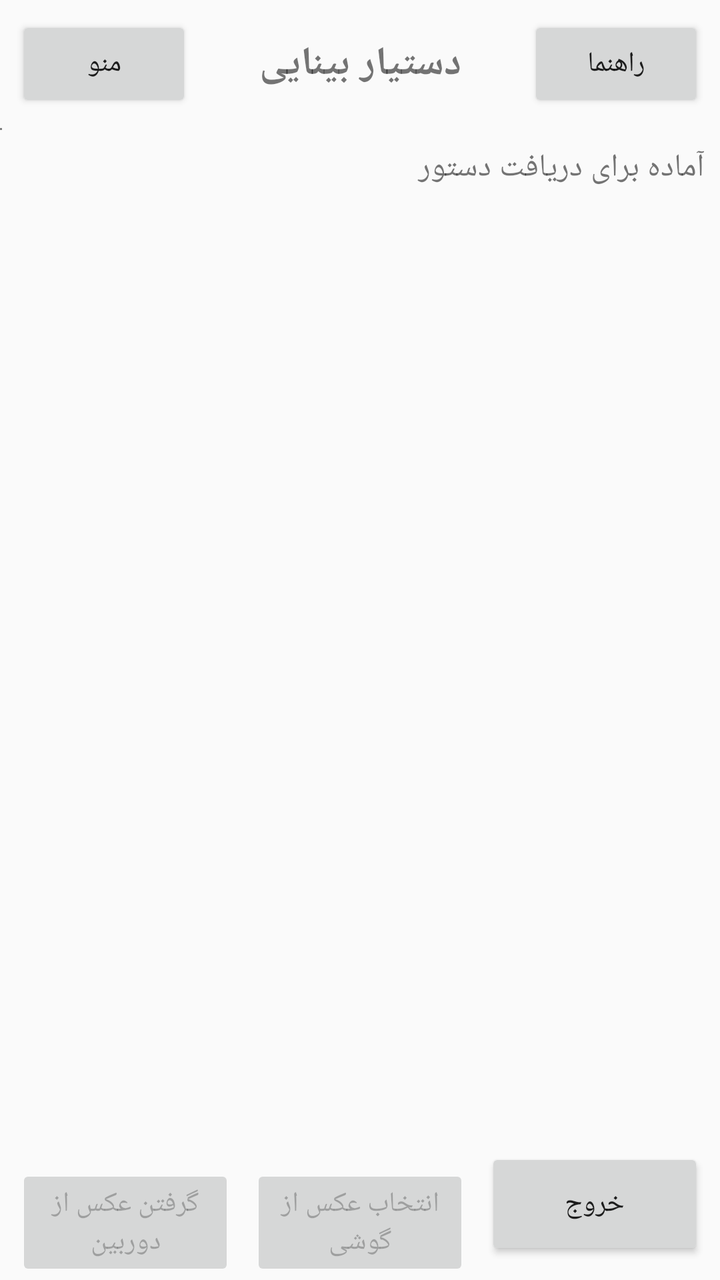
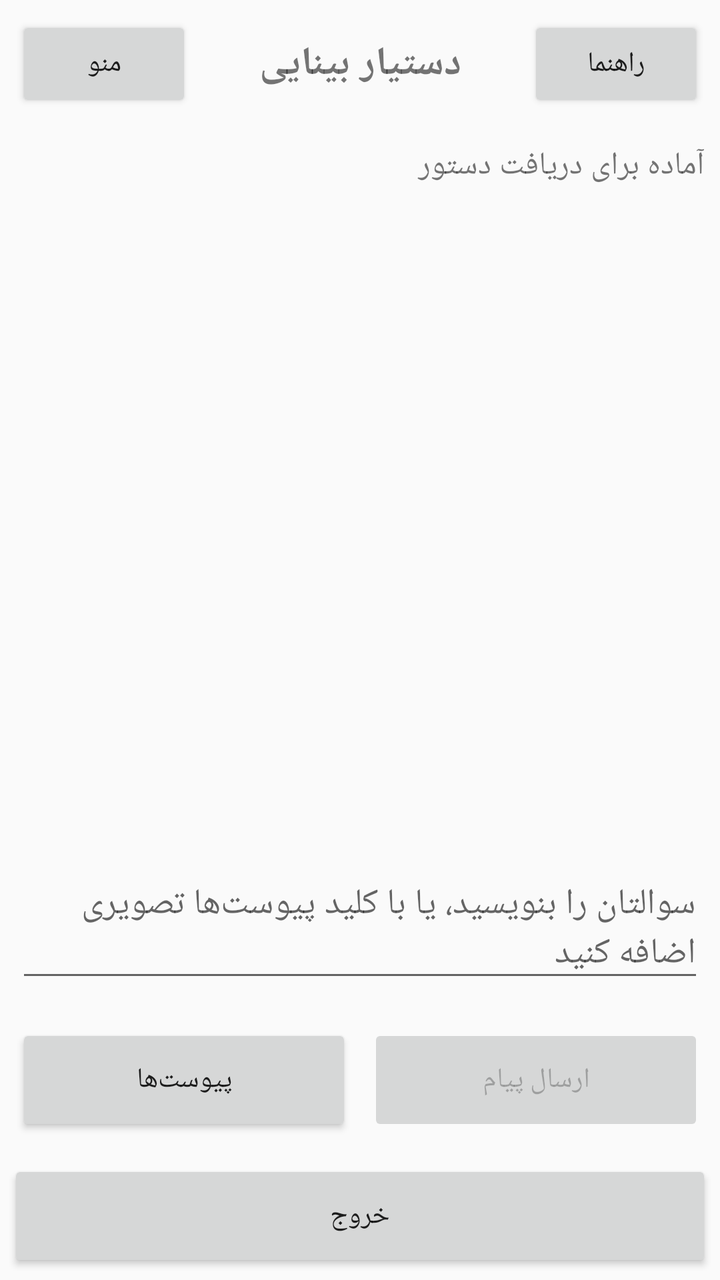

Screens rendered from an Android XML layout before and after an edit, with the pre-edit source and the edit as a unified diff.
<!-- AndroidManifest.xml: application theme Theme.AppCompat.Light.NoActionBar -->
<!-- res/layout/activity_main.xml -->
<?xml version="1.0" encoding="utf-8"?>
<LinearLayout xmlns:android="http://schemas.android.com/apk/res/android"
    android:layout_width="match_parent"
    android:layout_height="match_parent"
    android:orientation="vertical">

    <LinearLayout
        android:layout_width="match_parent"
        android:layout_height="wrap_content"
        android:orientation="horizontal"
        android:gravity="center_vertical"
        android:padding="8dp">

        <Button
            android:id="@+id/btnMenu"
            android:layout_width="wrap_content"
            android:layout_height="wrap_content"
            android:text="@string/btn_menu" />

        <TextView
            android:layout_width="0dp"
            android:layout_height="wrap_content"
            android:layout_weight="1"
            android:gravity="center"
            android:textSize="20sp"
            android:textStyle="bold"
            android:text="@string/app_name" />

        <Button
            android:id="@+id/btnHelp"
            android:layout_width="wrap_content"
            android:layout_height="wrap_content"
            android:text="@string/btn_help" />

    </LinearLayout>

    <androidx.camera.view.PreviewView
        android:id="@+id/viewFinder"
        android:layout_width="1dp"
        android:layout_height="1dp"
        android:importantForAccessibility="no" />

    
    <ScrollView
        android:layout_width="match_parent"
        android:layout_height="0dp"
        android:layout_weight="1">

        <TextView
            android:id="@+id/tvStatus"
            android:layout_width="match_parent"
            android:layout_height="wrap_content"
            android:layout_margin="8dp"
            android:textSize="16sp"
            android:accessibilityLiveRegion="polite"
            android:text="@string/status_ready" />
    </ScrollView>

    
    <LinearLayout
        android:id="@+id/followUpRow"
        android:layout_width="match_parent"
        android:layout_height="wrap_content"
        android:orientation="horizontal"
        android:padding="4dp"
        android:visibility="gone">

        <EditText
            android:id="@+id/editQuestion"
            android:layout_width="0dp"
            android:layout_height="wrap_content"
            android:layout_weight="1"
            android:layout_margin="4dp"
            android:minHeight="48dp"
            android:inputType="textMultiLine|textCapSentences"
            android:hint="@string/hint_ask_question" />

        <Button
            android:id="@+id/btnSend"
            android:layout_width="wrap_content"
            android:layout_height="wrap_content"
            android:layout_margin="4dp"
            android:minHeight="48dp"
            android:text="@string/btn_send_question" />

    </LinearLayout>

    <Button
        android:id="@+id/btnSaveConversation"
        android:layout_width="match_parent"
        android:layout_height="wrap_content"
        android:layout_margin="4dp"
        android:minHeight="48dp"
        android:visibility="gone"
        android:text="@string/btn_save_conversation" />

    
    <LinearLayout
        android:layout_width="match_parent"
        android:layout_height="wrap_content"
        android:orientation="horizontal"
        android:padding="4dp">

        <Button
            android:id="@+id/btnCaptureCamera"
            android:layout_width="0dp"
            android:layout_height="wrap_content"
            android:layout_weight="1"
            android:layout_margin="4dp"
            android:minHeight="56dp"
            android:enabled="false"
            android:text="@string/btn_capture_camera" />

        <Button
            android:id="@+id/btnChooseMedia"
            android:layout_width="0dp"
            android:layout_height="wrap_content"
            android:layout_weight="1"
            android:layout_margin="4dp"
            android:minHeight="56dp"
            android:enabled="false"
            android:text="@string/btn_choose_media" />

        <Button
            android:id="@+id/btnExit"
            android:layout_width="0dp"
            android:layout_height="wrap_content"
            android:layout_weight="1"
            android:layout_margin="4dp"
            android:minHeight="56dp"
            android:text="@string/btn_exit" />

    </LinearLayout>

</LinearLayout>
<!-- resources referenced by this layout -->
<resources>
  <string name="app_name">دستیار بینایی</string>
  <string name="btn_capture_camera">گرفتن عکس از دوربین</string>
  <string name="btn_choose_media">انتخاب عکس از گوشی</string>
  <string name="btn_exit">خروج</string>
  <string name="btn_help">راهنما</string>
  <string name="btn_menu">منو</string>
  <string name="btn_save_conversation">ذخیره گفتگو</string>
  <string name="btn_send_question">ارسال پیام</string>
  <string name="hint_ask_question">سوال خود را دربارهٔ این تصویر بنویس</string>
  <string name="status_ready">آماده برای دریافت دستور</string>
</resources>

<!-- the commit's change to res/layout/activity_main.xml (unified diff, before → after) -->
@@ -34,36 +34,31 @@
 
     </LinearLayout>
 
-    <androidx.camera.view.PreviewView
-        android:id="@+id/viewFinder"
-        android:layout_width="1dp"
-        android:layout_height="1dp"
-        android:importantForAccessibility="no" />
+    
+    <TextView
+        android:id="@+id/tvStatus"
+        android:layout_width="match_parent"
+        android:layout_height="wrap_content"
+        android:layout_margin="8dp"
+        android:textSize="16sp"
+        android:accessibilityLiveRegion="polite"
+        android:text="@string/status_ready" />
 
     
-    <ScrollView
+    <ListView
+        android:id="@+id/listTurns"
         android:layout_width="match_parent"
         android:layout_height="0dp"
-        android:layout_weight="1">
-
-        <TextView
-            android:id="@+id/tvStatus"
-            android:layout_width="match_parent"
-            android:layout_height="wrap_content"
-            android:layout_margin="8dp"
-            android:textSize="16sp"
-            android:accessibilityLiveRegion="polite"
-            android:text="@string/status_ready" />
-    </ScrollView>
+        android:layout_weight="1"
+        android:divider="?android:attr/listDivider"
+        android:dividerHeight="1dp" />
 
     
     <LinearLayout
-        android:id="@+id/followUpRow"
         android:layout_width="match_parent"
         android:layout_height="wrap_content"
         android:orientation="horizontal"
-        android:padding="4dp"
-        android:visibility="gone">
+        android:padding="4dp">
 
         <EditText
             android:id="@+id/editQuestion"
@@ -73,14 +68,34 @@
             android:layout_margin="4dp"
             android:minHeight="48dp"
             android:inputType="textMultiLine|textCapSentences"
-            android:hint="@string/hint_ask_question" />
+            android:hint="@string/hint_ask_question_new" />
+
+    </LinearLayout>
+
+    
+    <LinearLayout
+        android:layout_width="match_parent"
+        android:layout_height="wrap_content"
+        android:orientation="horizontal"
+        android:padding="4dp">
+
+        <Button
+            android:id="@+id/btnAttach"
+            android:layout_width="0dp"
+            android:layout_height="wrap_content"
+            android:layout_weight="1"
+            android:layout_margin="4dp"
+            android:minHeight="56dp"
+            android:text="@string/btn_attach" />
 
         <Button
             android:id="@+id/btnSend"
-            android:layout_width="wrap_content"
+            android:layout_width="0dp"
             android:layout_height="wrap_content"
+            android:layout_weight="1"
             android:layout_margin="4dp"
-            android:minHeight="48dp"
+            android:minHeight="56dp"
+            android:enabled="false"
             android:text="@string/btn_send_question" />
 
     </LinearLayout>
@@ -94,42 +109,12 @@
         android:visibility="gone"
         android:text="@string/btn_save_conversation" />
 
-    
-    <LinearLayout
+    <Button
+        android:id="@+id/btnExit"
         android:layout_width="match_parent"
         android:layout_height="wrap_content"
-        android:orientation="horizontal"
-        android:padding="4dp">
-
-        <Button
-            android:id="@+id/btnCaptureCamera"
-            android:layout_width="0dp"
-            android:layout_height="wrap_content"
-            android:layout_weight="1"
-            android:layout_margin="4dp"
-            android:minHeight="56dp"
-            android:enabled="false"
-            android:text="@string/btn_capture_camera" />
-
-        <Button
-            android:id="@+id/btnChooseMedia"
-            android:layout_width="0dp"
-            android:layout_height="wrap_content"
-            android:layout_weight="1"
-            android:layout_margin="4dp"
-            android:minHeight="56dp"
-            android:enabled="false"
-            android:text="@string/btn_choose_media" />
-
-        <Button
-            android:id="@+id/btnExit"
-            android:layout_width="0dp"
-            android:layout_height="wrap_content"
-            android:layout_weight="1"
-            android:layout_margin="4dp"
-            android:minHeight="56dp"
-            android:text="@string/btn_exit" />
-
-    </LinearLayout>
+        android:layout_margin="4dp"
+        android:minHeight="56dp"
+        android:text="@string/btn_exit" />
 
 </LinearLayout>
<!-- resource entries referenced after the edit -->
@@ -1,14 +1,13 @@
 <!-- resources referenced by this layout -->
 <resources>
   <string name="app_name">دستیار بینایی</string>
-  <string name="btn_capture_camera">گرفتن عکس از دوربین</string>
-  <string name="btn_choose_media">انتخاب عکس از گوشی</string>
+  <string name="btn_attach">پیوست‌ها</string>
   <string name="btn_exit">خروج</string>
   <string name="btn_help">راهنما</string>
   <string name="btn_menu">منو</string>
   <string name="btn_save_conversation">ذخیره گفتگو</string>
   <string name="btn_send_question">ارسال پیام</string>
-  <string name="hint_ask_question">سوال خود را دربارهٔ این تصویر بنویس</string>
+  <string name="hint_ask_question_new">سوالتان را بنویسید، یا با کلید پیوست‌ها تصویری اضافه کنید</string>
   <string name="status_ready">آماده برای دریافت دستور</string>
 </resources>
 
